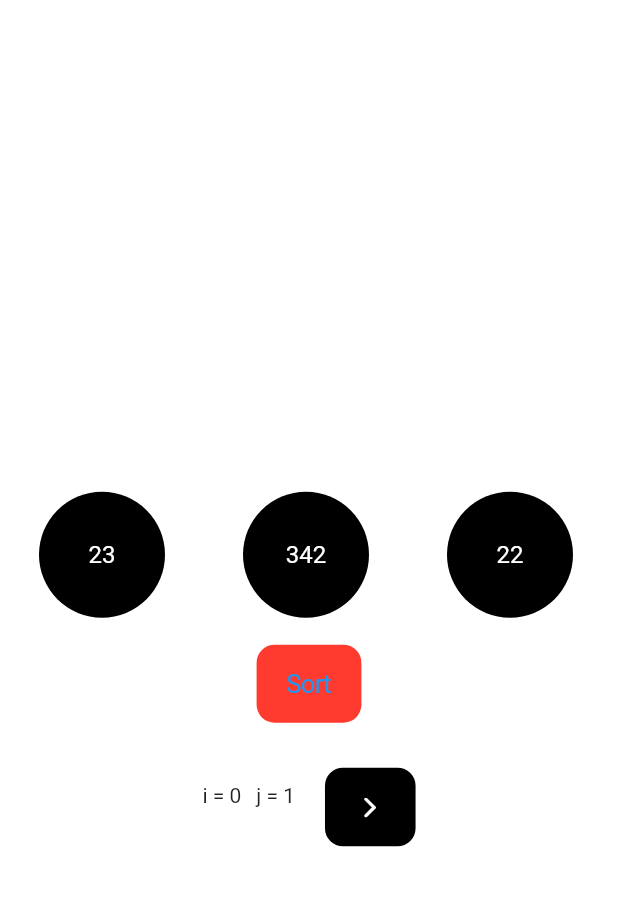
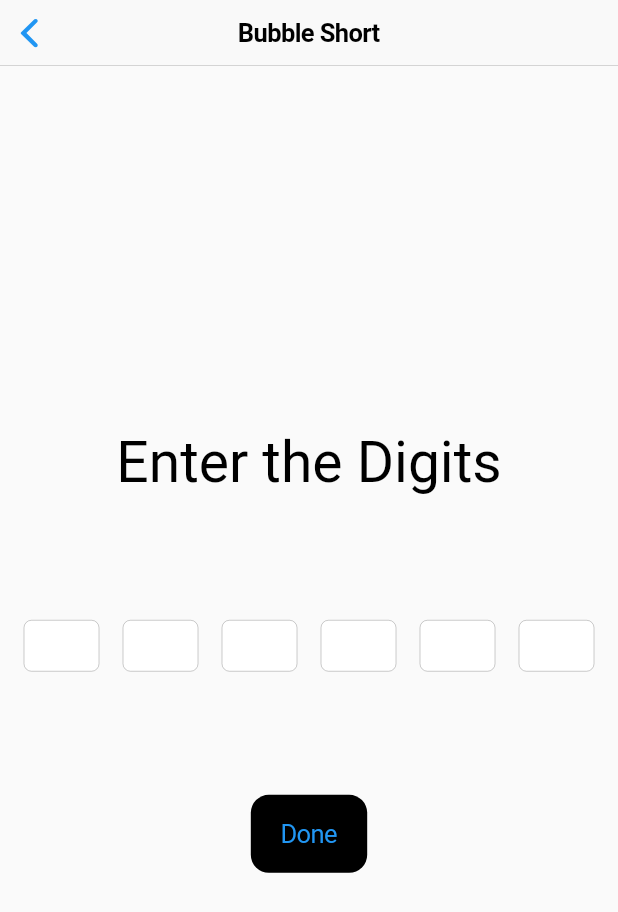
Before and after one commit to yashrajsingh11/Algorithm-Visualizer, a Flutter app: the BubbleShort screen opened directly, on a phone screen of 412 x 824 dp. Shown: the top 912 px of the screen. Run offline on Flutter 3.47's test engine with Material 2 defaults, Android fonts, the light colour scheme and no system bars; our stand-ins replace fl_chart.

Commit message:
BubbleShort

```diff
--- a/lib/algoUI/bubble.dart
+++ b/lib/algoUI/bubble.dart
@@ -1,3 +1,6 @@
+import 'dart:async';
+import 'dart:math';
+import 'package:fl_chart/fl_chart.dart';
 import 'package:flutter/cupertino.dart';
 import 'package:flutter/material.dart';
 
@@ -6,35 +9,7 @@ class BubbleShort extends StatefulWidget {
   _BubbleShortState createState() => _BubbleShortState();
 }
 
-class _BubbleShortState extends State<BubbleShort>
-    with TickerProviderStateMixin {
-  final double np1 = 20;
-  final double np2 = 150;
-  final double np3 = 250;
-  bool swapped = false;
-  Animation<double> addressAnimation;
-  AnimationController controller;
-  animationListener() => setState(() {});
-
-  @override
-  void didChangeDependencies() async {
-    controller =
-        AnimationController(vsync: this, duration: Duration(milliseconds: 300));
-    addressAnimation = Tween(begin: 0.0, end: 100.0).animate(CurvedAnimation(
-        parent: controller,
-        curve: const Interval(0.0, 1.0, curve: Curves.easeInOut)))
-      ..addListener(animationListener);
-    super.didChangeDependencies();
-  }
-
-  @override
-  dispose() {
-    controller.dispose();
-    super.dispose();
-  }
-
-  int i = 0;
-  int j = 1;
+class _BubbleShortState extends State<BubbleShort> {
   TextEditingController _input1 = TextEditingController();
   TextEditingController _input2 = TextEditingController();
   TextEditingController _input3 = TextEditingController();
@@ -47,14 +22,75 @@ class _BubbleShortState extends State<BubbleShort>
   String get n4 => _input4.text;
   String get n5 => _input5.text;
   String get n6 => _input6.text;
-  List<int> numbersinput = [23, 342, 22, 3, 56, 8];
+  List<int> randomNumbers = [];
+  int _sample = 500;
+  List<int> numbersinput = [];
+  StreamController<List<int>> _controller;
+  Stream<List<int>> _stream;
 
-  double _opa = 0;
-  bool showText = true;
-  bool shortDone = false;
-  int loop1 = 0;
-  int loop2 = 0;
-  String swwwp = "";
+  bool higherValue = false;
+  bool graphVisual = false;
+  bool showNumberInput = true;
+
+  int loopi = 0;
+  int loopj = 0;
+
+  _randomNumbers() {
+    if (randomNumbers.isEmpty) {
+      for (int i = 0; i < _sample; i++) {
+        randomNumbers.add(Random().nextInt(_sample));
+      }
+      _controller.add(randomNumbers);
+    } else {
+      randomNumbers = [];
+      for (int i = 0; i < _sample; i++) {
+        randomNumbers.add(Random().nextInt(_sample));
+      }
+      _controller.add(randomNumbers);
+    }
+  }
+
+  _sort() async {
+    if (higherValue == false) {
+      for (int i = 0; i < numbersinput.length; i++) {
+        for (int j = 0; j < (numbersinput.length - i - 1); j++) {
+          if (numbersinput[j] > numbersinput[j + 1]) {
+            int temp = numbersinput[j];
+            numbersinput[j] = numbersinput[j + 1];
+            numbersinput[j + 1] = temp;
+          }
+          await Future.delayed(Duration(milliseconds: 500));
+          _controller.add(numbersinput);
+        }
+      }
+    } else {
+      for (int i = 0; i < randomNumbers.length; i++) {
+        for (int j = 0; j < (randomNumbers.length - i - 1); j++) {
+          if (randomNumbers[j] > randomNumbers[j + 1]) {
+            int temp = randomNumbers[j];
+            randomNumbers[j] = randomNumbers[j + 1];
+            randomNumbers[j + 1] = temp;
+          }
+          await Future.delayed(Duration(microseconds: 20));
+          _controller.add(randomNumbers);
+        }
+      }
+    }
+  }
+
+  @override
+  void initState() {
+    _controller = StreamController();
+    _stream = _controller.stream.asBroadcastStream();
+    super.initState();
+  }
+
+  @override
+  void dispose() {
+    _controller.close();
+    super.dispose();
+  }
+
   @override
   Widget build(BuildContext context) {
     List<double> position = [
@@ -65,266 +101,269 @@ class _BubbleShortState extends State<BubbleShort>
       MediaQuery.of(context).size.width * 0.65,
       MediaQuery.of(context).size.width * 0.75,
     ];
-    var tweenValue = addressAnimation.value ?? 0.0;
+    Color getColor(int number) {
+      if (number < 10) {
+        return Color(0xffBCD2E8);
+      }
+      if (number > 10 && number < 20) {
+        return Color(0xff91BAD6);
+      }
+      if (number > 20 && number <= 25) {
+        return Color(0xff73A5C6);
+      }
+      if (number > 25 && number <= 45) {
+        return Color(0xff528AAE);
+      }
+      if (number > 45 && number <= 95) {
+        return Color(0xff2E5984);
+      }
+      if (number > 95 && number <= 1000) {
+        return Color(0xff1E3F66);
+      }
+    }
+
+
+
     return Scaffold(
-      body: Container(
-        color: CupertinoColors.white,
+      appBar: CupertinoNavigationBar(
+        middle: Text("Bubble Short"),
+        trailing: higherValue && randomNumbers.isNotEmpty
+            ? FlatButton.icon(
+                onPressed: _randomNumbers,
+                icon: Icon(CupertinoIcons.refresh_thick),
+                label: Text('Make New Data'))
+            : SizedBox(),
+      ),
+      body: showNumberInput
+          ? Column(
+              mainAxisAlignment: MainAxisAlignment.center,
+              children: [
+                Text(
+                  "Enter the Digits",
+                  style: TextStyle(fontSize: 38, color: Colors.black),
+                ),
+                SizedBox(height: MediaQuery.of(context).size.height*0.1),
+                Row(
+                  mainAxisAlignment: MainAxisAlignment.spaceEvenly,
+                  crossAxisAlignment: CrossAxisAlignment.center,
+                  children: [
+                    EnterDigits(controller: _input1),
+                    EnterDigits(controller: _input2),
+                    EnterDigits(controller: _input3),
+                    EnterDigits(controller: _input4),
+                    EnterDigits(controller: _input5),
+                    EnterDigits(controller: _input6),
+                  ],
+                ),
+                SizedBox(height: MediaQuery.of(context).size.height*0.1),
+                CupertinoButton(
+                    color: Colors.black,
+                    child: Text("Done"),
+                    onPressed: () {
+                      try {
+                        validate(n1, n2, n3, n4, n5, n6);
+                        numbersinput.add(int.parse(n1));
+                        numbersinput.add(int.parse(n2));
+                        numbersinput.add(int.parse(n3));
+                        numbersinput.add(int.parse(n4));
+                        numbersinput.add(int.parse(n5));
+                        numbersinput.add(int.parse(n6));
+                        setState(() {
+                          showNumberInput = false;
+                          print("Hehehe");
+                        });
+                      } catch (e) {
+                        print(e.message);
+                      }
+                    })
+              ],
+            )
+          : !higherValue
+              ? Container(
+                  child: StreamBuilder<Object>(
+                      stream: _stream,
+                      builder: (context, snapshot) {
+                        return Container(
                           child: Column(
                             mainAxisAlignment: MainAxisAlignment.center,
                             crossAxisAlignment: CrossAxisAlignment.center,
                             children: [
-            Container(width: double.infinity),
-            // showText
-            //     ? Text(
-            //         "Enter the Digits",
-            //         style: TextStyle(fontSize: 38, color: Colors.white),
-            //       )
-            //     : Text(''),
-            SizedBox(height: 50),
-            numbersinput.isNotEmpty
-                ? Column(children: [
-                    Container(width: double.infinity),
                               Container(
-                      height: 120,
-                      child: Center(
+                                height: 200,
                                 child: ListView(
                                   scrollDirection: Axis.horizontal,
+                                  children: numbersinput.map((e) {
+                                    int index = numbersinput.indexOf(e);
+                                    return BubbleDigits(
+                                        color: getColor(numbersinput[index]),
+                                        numbers:
+                                            numbersinput[index].toString());
+                                  }).toList(),
+                                ),
+                              ),
+                              Text(
+                                "i = $loopi\nj = $loopj",
+                                style: TextStyle(fontSize: 18),
+                              ),
+                            ],
+                          ),
+                        );
+                      }),
+                )
+              : Container(
+                  child: StreamBuilder<List<int>>(
+                      stream: _stream,
+                      builder: (context, snapshot) {
+                        int counter = 0;
+                        return Row(
+                            children: randomNumbers.map((int e) {
+                          counter++;
+                          return CustomPaint(
+                            painter: BarShow(
+                              width:
+                                  MediaQuery.of(context).size.width / _sample,
+                              value: e,
+                              index: counter,
+                            ),
+                          );
+                        }).toList());
+                      }),
+                ),
+      bottomNavigationBar: showNumberInput
+          ? SizedBox()
+          : Padding(
+              padding: const EdgeInsets.all(8.0),
+              child: Row(
                 children: [
-                              BubbleDigits(
-                                numbers: numbersinput[0].toString(),
-                              ),
-                              BubbleDigits(
-                                numbers: numbersinput[1].toString(),
-                              ),
-                              BubbleDigits(
-                                numbers: numbersinput[2].toString(),
-                              ),
-                              BubbleDigits(
-                                numbers: numbersinput[3].toString(),
-                              ),
-                              BubbleDigits(
-                                numbers: numbersinput[4].toString(),
-                              ),
-                              BubbleDigits(
-                                numbers: numbersinput[5].toString(),
-                              ),
-                            ]),
-                      ),
-                    )
-                  ])
-                : Text(''),
-            // showText
-            //     ? Row(
-            //         mainAxisAlignment: MainAxisAlignment.spaceEvenly,
-            //         crossAxisAlignment: CrossAxisAlignment.center,
-            //         children: [
-            //           EnterDigits(controller: _input1),
-            //           EnterDigits(controller: _input2),
-            //           EnterDigits(controller: _input3),
-            //           EnterDigits(controller: _input4),
-            //           EnterDigits(controller: _input5),
-            //           EnterDigits(controller: _input6),
-            //         ],
-            //       )
-            //     : SizedBox(),
-            // SizedBox(height: 50),
-            // showText
-            //     ? CupertinoButton(
-            //         color: Colors.black,
-            //         child: Text("Done"),
-            //         onPressed: () {
-            //           try {
-            //             validate(n1, n2, n3, n4, n5, n6);
-            //             numbersinput.add(int.parse(n1));
-            //             numbersinput.add(int.parse(n2));
-            //             numbersinput.add(int.parse(n3));
-            //             numbersinput.add(int.parse(n4));
-            //             numbersinput.add(int.parse(n5));
-            //             numbersinput.add(int.parse(n6));
-            //             setState(() {
-            //               showText = false;
-            //               _opa = 1;
-            //             });
-            //           } catch (e) {
-            //             print(e.message);
-            //           }
-            //         })
-            //     :
-            // !shortDone
-            //     ?
-
-            CupertinoButton(
+                  Expanded(
+                    child: CupertinoButton(
                       color: CupertinoColors.systemRed,
                       child: Text("Sort"),
+                      onPressed: _sort,
+                    ),
+                  ),
+                  SizedBox(width: 20),
+                  Expanded(
+                    child: CupertinoButton(
+                      color: CupertinoColors.systemRed,
+                      child: Text("Visualize On Higher Values"),
                       onPressed: () {
                         setState(() {
-                    i = 0;
-                    j = 1;
+                          higherValue = true;
+                          _randomNumbers();
                         });
-                  int temp = 0;
-                  for (i = 0; i < numbersinput.length - 1; i++) {
-                    for (j = 1; j < (numbersinput.length - i); j++) {
-                      if (numbersinput[j - 1] > numbersinput[j]) {
-                        temp = numbersinput[j - 1];
-                        numbersinput[j - 1] = numbersinput[j];
-                        numbersinput[j] = temp;
-                      }
-                    }
+                      },
+                    ),
+                  ),
+                  SizedBox(width: 20),
+                  Expanded(
+                    child: higherValue
+                        ? CupertinoButton(
+                            color: CupertinoColors.systemRed,
+                            child: Text("Visualize On Lower Values"),
+                            onPressed: () {
+                              setState(() {
+                                higherValue = false;
+                                randomNumbers = [];
+                              });
+                            },
+                          )
+                        : GestureDetector(
+                            onTap: () {
+                              if (loopi < numbersinput.length) {
+                                if (numbersinput[loopj] >
+                                    numbersinput[loopj + 1]) {
+                                  int temp = numbersinput[loopj];
+                                  numbersinput[loopj] = numbersinput[loopj + 1];
+                                  numbersinput[loopj + 1] = temp;
                                 }
                                 setState(() {
-                    shortDone = true;
-
-                    swwwp = "Last Swap Done at i = $i j =  $j";
+                                  loopj++;
                                 });
-                }),
-            SizedBox(height: 30),
-            Center(
+                              }
+                              if (loopj >= numbersinput.length - 1) {
+                                setState(() {
+                                  loopi++;
+                                  loopj = 0;
+                                });
+                              }
+                            },
+                            child: Container(
+                              height:
+                                  MediaQuery.of(context).size.height * 0.075,
+                              decoration: BoxDecoration(
+                                color: CupertinoColors.systemRed,
+                                borderRadius: BorderRadius.circular(8),
+                              ),
                               child: Row(
                                 mainAxisAlignment: MainAxisAlignment.center,
                                 crossAxisAlignment: CrossAxisAlignment.center,
                                 children: [
-                  // IconButton(
-                  //     icon: Icon(
-                  //       CupertinoIcons.back,
-                  //       color: Colors.black,
-                  //       size: 50,
-                  //     ),
-                  //     onPressed: () {
-                  //       int te = 0;
-                  //       j > 1
-                  //           ? setState(() {
-                  //               j--;
-                  //               swapped
-                  //                   ? controller.reverse()
-                  //                   : controller.forward();
-                  //               if (numbersinput[j + 1] < numbersinput[j]) {
-                  //                 te = numbersinput[j];
-                  //                 numbersinput[j] = numbersinput[j + 1];
-                  //                 numbersinput[j + 1] = te;
-                  //               }
-                  //             })
-                  //           : j = j;
-                  //     }),
-
-                  Column(
-                      mainAxisAlignment: MainAxisAlignment.start,
-                      crossAxisAlignment: CrossAxisAlignment.start,
-                      children: [
-                        Row(
-                          children: [
-                            Text("i = $i"),
-                            SizedBox(width: 10),
-                            Text("j = $j"),
-                          ],
-                        ),
-                        Text(swwwp),
-                      ]),
-
-                  SizedBox(width: 20),
-                  CupertinoButton(
-                      color: Colors.black,
-                      child: Icon(
+                                  Text("Step wise Step",
+                                      style: TextStyle(
+                                          color: Colors.white, fontSize: 18)),
+                                  Icon(
                                     CupertinoIcons.forward,
                                     color: Colors.white,
-                      ),
-                      onPressed: () {
-                        int te = 0;
-                        if (j == numbersinput.length &&
-                            i < numbersinput.length) {
-                          i++;
-                          j = 1;
-                        } else {
-                          numbersinput.length > j
-                              ? setState(() {
-                                  if (numbersinput[j - 1] > numbersinput[j]) {
-                                    te = numbersinput[j - 1];
-                                    numbersinput[j - 1] = numbersinput[j];
-                                    numbersinput[j] = te;
-                                    swwwp = "Swap Done at i = $i j =  $j";
-                                  }
-                                  j++;
-                                })
-                              : j = j;
-                        }
-                      }),
+                                  )
                                 ],
                               ),
                             ),
-
-            // : CupertinoButton(
-            //     color: CupertinoColors.black,
-            //     child: Text("Done"),
-            //     onPressed: () {
-            //       setState(() {
-            //         numbersinput.clear();
-            //         _input1.clear();
-            //         _input2.clear();
-            //         _input3.clear();
-            //         _input4.clear();
-            //         _input5.clear();
-            //         _input6.clear();
-            //       });
-
-            //       Navigator.pop(context);
-            //     }),
-          ],
-        ),
-      ),
-    );
-    /*  return Scaffold(
-      body: Column(
-        mainAxisAlignment: MainAxisAlignment.spaceBetween,
-        children: [
-          Container(
-            height: 200,
-            width: 500,
-            child: Stack(
-              children: <Widget>[
-                // Top address
-                Positioned(
-                  top: 20,
-                  left: n2 + tweenValue,
-                  child: AnimatedOpacity(
-                    opacity: _opa,
-                    curve: Curves.decelerate,
-                    duration: Duration(milliseconds: 4000),
-                    child: BubbleDigits(
-                      numbers: numbersinput[0].toString(),
-                    ),
-                  ),
-                ),
-                // Bottom address
-                Positioned(
-                  top: 20,
-                  left: n1 - tweenValue,
-                  child: Text("This is another address"),
-                ),
-                // Swap button
-                Positioned(
-                  top: 150,
-                  right: 20,
-                  child: FlatButton(
-                    onPressed: () => setState(() {
-                      swapped ? controller.reverse() : controller.forward();
-                      swapped = !swapped;
-                    }),
-                    child: Text("swap"),
                           ),
                   ),
                 ],
               ),
             ),
-        ],
-      ),
     );
-    */
+  }
+}
+
+class BarShow extends CustomPainter {
+  final double width;
+  final int value;
+  final int index;
+
+  BarShow({this.width, this.value, this.index});
+  @override
+  void paint(Canvas canvas, Size size) {
+    Paint paint = Paint();
+    if (this.value < 10) {
+      paint.color = Color(0xffBCD2E8);
+    }
+    if (this.value > 10 && this.value < 20) {
+      paint.color = Color(0xff91BAD6);
+    }
+    if (this.value > 20 && this.value <= 25) {
+      paint.color = Color(0xff73A5C6);
+    }
+    if (this.value > 25 && this.value <= 45) {
+      paint.color = Color(0xff528AAE);
+    }
+    if (this.value > 45 && this.value <= 95) {
+      paint.color = Color(0xff2E5984);
+    }
+    if (this.value > 95 && this.value <= 1000) {
+      paint.color = Color(0xff1E3F66);
+    }
+
+    paint.strokeWidth = width;
+    paint.strokeCap = StrokeCap.round;
+    canvas.drawLine(Offset(index * width, 0),
+        Offset(index * width, value.ceilToDouble()), paint);
+    // TODO: implement paint
+  }
+
+  @override
+  bool shouldRepaint(covariant CustomPainter oldDelegate) {
+    // TODO: implement shouldRepaint
+    return true;
   }
 }
 
 class BubbleDigits extends StatelessWidget {
   final String numbers;
-
-  const BubbleDigits({Key key, this.numbers}) : super(key: key);
+  final Color color;
+  const BubbleDigits({Key key, this.color, this.numbers}) : super(key: key);
 
   @override
   Widget build(BuildContext context) {
@@ -332,7 +371,7 @@ class BubbleDigits extends StatelessWidget {
       padding: const EdgeInsets.all(18.0),
       child: CircleAvatar(
         radius: 50,
-        backgroundColor: Colors.black,
+        backgroundColor: color,
         child: Text(
           numbers,
           style: TextStyle(color: Colors.white),
@@ -352,7 +391,7 @@ class EnterDigits extends StatelessWidget {
       width: 50,
       child: CupertinoTextField(
         keyboardType: TextInputType.number,
-        maxLength: 3,
+        maxLength: 2,
         textAlign: TextAlign.center,
         controller: controller,
       ),
@@ -371,24 +410,3 @@ void validate(
     throw Exception("Please Enter The Numbers");
   }
 }
-// Positioned(
-//   top: 20,
-//   left: np1 + tweenValue,
-//   child: BubbleDigits(
-//     numbers: numbersinput[0].toString(),
-//   ),
-// ),
-// Positioned(
-//   top: 20,
-//   left: np2 - tweenValue,
-//   child: BubbleDigits(
-//     numbers: numbersinput[1].toString(),
-//   ),
-// ),
-// Positioned(
-//   top: 20,
-//   left: np3 - tweenValue,
-//   child: BubbleDigits(
-//     numbers: numbersinput[2].toString(),
-//   ),
-// ),
--- a/pubspec.yaml
+++ b/pubspec.yaml
@@ -24,6 +24,7 @@ dependencies:
   flutter:
     sdk: flutter
   provider: ^5.0.0
+  fl_chart: ^0.35.0
 
 
   # The following adds the Cupertino Icons font to your application.
```
Also changed, not shown: lib/main.dart (+3 -11 lines), pubspec.lock. Lines whose indentation alone changed are shown as unchanged.
